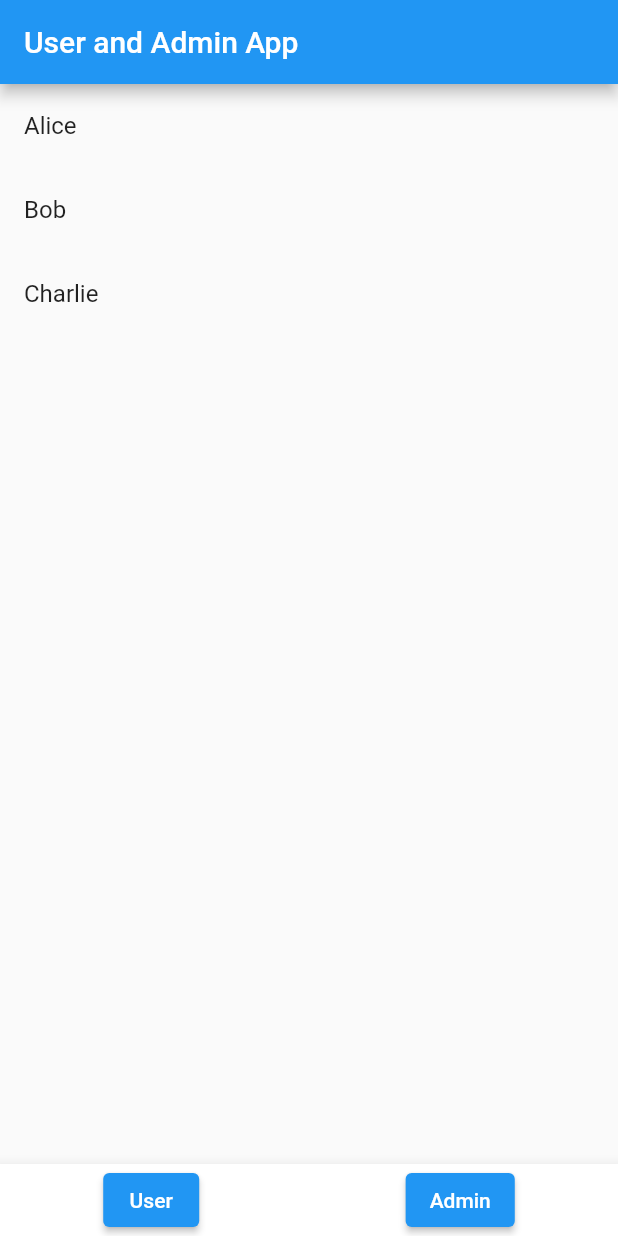
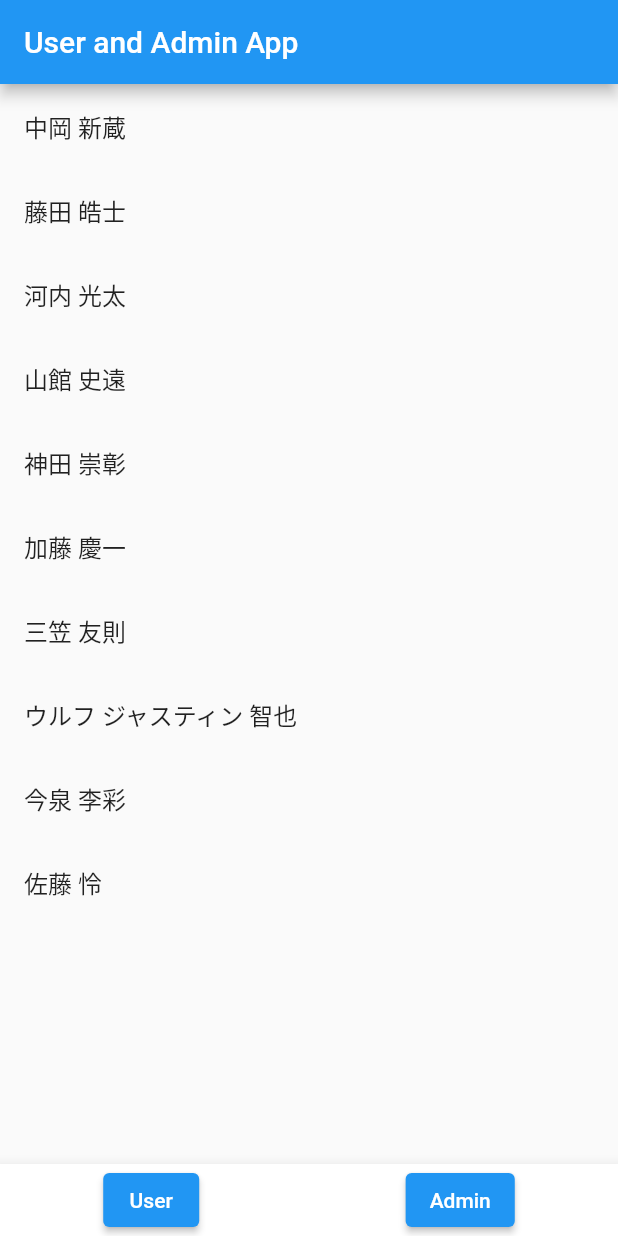
Before and after one commit to shinnkura/simple_coin, a Flutter app: the screen it shows after launch, on a phone screen of 412 x 824 dp. Run offline on Flutter 3.47's test engine with Material 2 defaults, Android fonts, the phone set to English and light mode, and no system bars.

Commit message:
Update：userにユーザー名を設定

```diff
--- a/lib/home_screen.dart
+++ b/lib/home_screen.dart
@@ -14,7 +14,7 @@ class HomeScreen extends StatefulWidget {
 
 class _HomeScreenState extends State<HomeScreen> {
   bool isAdmin = false;
-  String password = 'admin123';
+  String password = '1010';
 
   @override
   Widget build(BuildContext context) {
--- a/lib/models/user.dart
+++ b/lib/models/user.dart
@@ -6,7 +6,14 @@ class User {
 }
 
 List<User> users = [
-  User('Alice', 10),
-  User('Bob', 20),
-  User('Charlie', 30),
+  User('中岡 新蔵', 10),
+  User('藤田 皓士', 20),
+  User('河内 光太', 30),
+  User('山館 史遠', 30),
+  User('神田 崇彰', 30),
+  User('加藤 慶一', 30),
+  User('三笠 友則', 30),
+  User('ウルフ ジャスティン 智也', 30),
+  User('今泉 李彩', 30),
+  User('佐藤 怜', 30),
 ];
```
